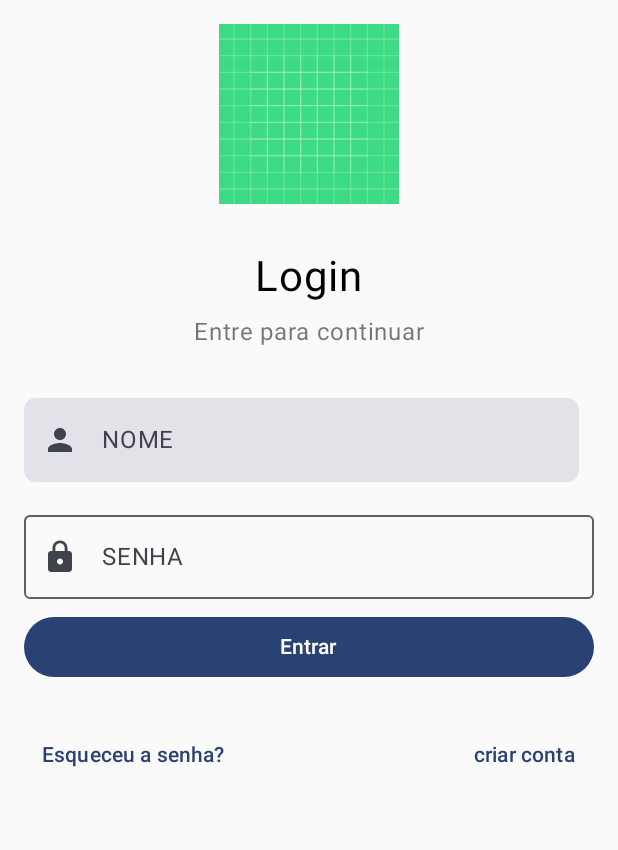
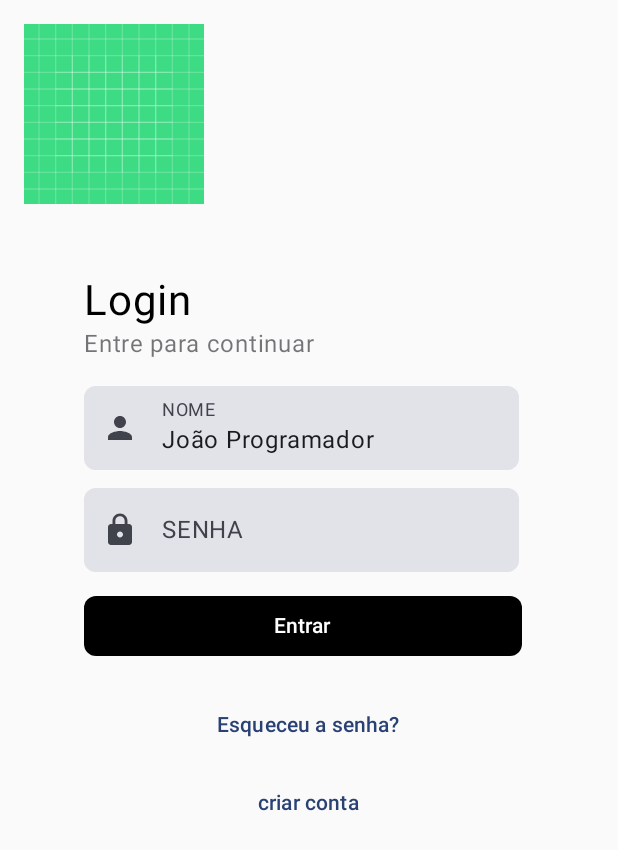
Before and after one commit to Joaovts07/LevaJa, an Android app built with Jetpack Compose: the screen it shows after launch (MainActivity), on a phone screen of 412 x 824 dp. Shown: the top 850 px of the screen. Run offline under Robolectric (Android 15) with nearby library versions, the phone set to English and light mode, and no system bars.

Commit message:
CAR-1: Adjust box for centralize buttons and texts

```diff
--- a/app/src/main/java/com/example/levaja/screens/LoginScreen.kt
+++ b/app/src/main/java/com/example/levaja/screens/LoginScreen.kt
@@ -5,10 +5,8 @@ import androidx.compose.foundation.layout.*
 import androidx.compose.material.icons.Icons
 import androidx.compose.material.icons.filled.Lock
 import androidx.compose.material.icons.filled.Person
-import androidx.compose.material3.Button
 import androidx.compose.material3.Icon
 import androidx.compose.material3.MaterialTheme
-import androidx.compose.material3.OutlinedTextField
 import androidx.compose.material3.Text
 import androidx.compose.material3.TextButton
 import androidx.compose.runtime.*
@@ -21,6 +19,7 @@ import androidx.compose.ui.unit.dp
 import androidx.compose.ui.unit.sp
 import com.example.levaja.R
 import com.example.levaja.ui.components.LevaJaTextField
+import com.example.levaja.ui.components.LevajaButton
 
 @Composable
 fun LoginScreen() {
@@ -31,7 +30,6 @@ fun LoginScreen() {
         modifier = Modifier
             .fillMaxSize()
             .padding(16.dp),
-        horizontalAlignment = Alignment.CenterHorizontally,
         verticalArrangement = Arrangement.spacedBy(8.dp)
     ) {
         Image(
@@ -41,54 +39,63 @@ fun LoginScreen() {
         )
         Spacer(modifier = Modifier.height(16.dp))
 
+        Box(
+            modifier = Modifier
+                .fillMaxWidth()
+                .align(Alignment.CenterHorizontally)
+                .padding(16.dp), // Adiciona um padding geral ao Box
+        ) {
+            Column(
+                modifier = Modifier
+                    .width(300.dp)
+                    .align(Alignment.Center)
+            ) {
                 Text(text = "Login", fontSize = 28.sp)
                 Text(text = "Entre para continuar", color = MaterialTheme.colorScheme.onSurface.copy(alpha = 0.6f))
                 Spacer(modifier = Modifier.height(10.dp))
-        var nome by remember { mutableStateOf("") }
                 LevaJaTextField(
-            value = nome,
-            onValueChange = { nome = it },
+                    value = name,
+                    onValueChange = { name = it },
                     label = "NOME",
                     leadingIcon = { Icon(Icons.Filled.Person, contentDescription = "Ícone de Nome") },
                     placeholder = "NAME"
 
                 )
 
-        OutlinedTextField(
+                LevaJaTextField(
                     value = password,
                     onValueChange = { password = it },
-            label = { Text("SENHA") },
+                    label = "SENHA",
                     leadingIcon = { Icon(Icons.Filled.Lock, contentDescription = "Ícone de Senha") },
-            visualTransformation = PasswordVisualTransformation(),
-            modifier = Modifier.fillMaxWidth()
+                    placeholder = "SENHA",
+                    visualTransformation = PasswordVisualTransformation()
+
                 )
 
-        Button(
+                LevajaButton("Entrar") { }
+                Spacer(modifier = Modifier.height(10.dp))
+
+                TextButton(
+                    modifier = Modifier.align(Alignment.CenterHorizontally).padding(vertical = 2.dp),
                     onClick = {
-                println("Botão Entrar clicado com Nome: $name, Senha: $password")
-            },
-            modifier = Modifier.fillMaxWidth()
-        ) {
-            Text("Entrar")
-        }
-
-        Spacer(modifier = Modifier.height(8.dp))
-
-        Row(
-            modifier = Modifier.fillMaxWidth(),
-            horizontalArrangement = Arrangement.SpaceBetween
-        ) {
-            TextButton(onClick = {
                     println("Esqueceu a senha? clicado")
                 }) {
                     Text("Esqueceu a senha?")
                 }
-            TextButton(onClick = {
+                TextButton(
+                    modifier = Modifier.align(Alignment.CenterHorizontally).padding(vertical = 2.dp),
+                    onClick = {
                     println("criar conta clicado")
                 }) {
                     Text("criar conta")
                 }
             }
+
+
+        }
+
+
+
     }
 }
 
```
Lines whose indentation alone changed are shown as unchanged.
